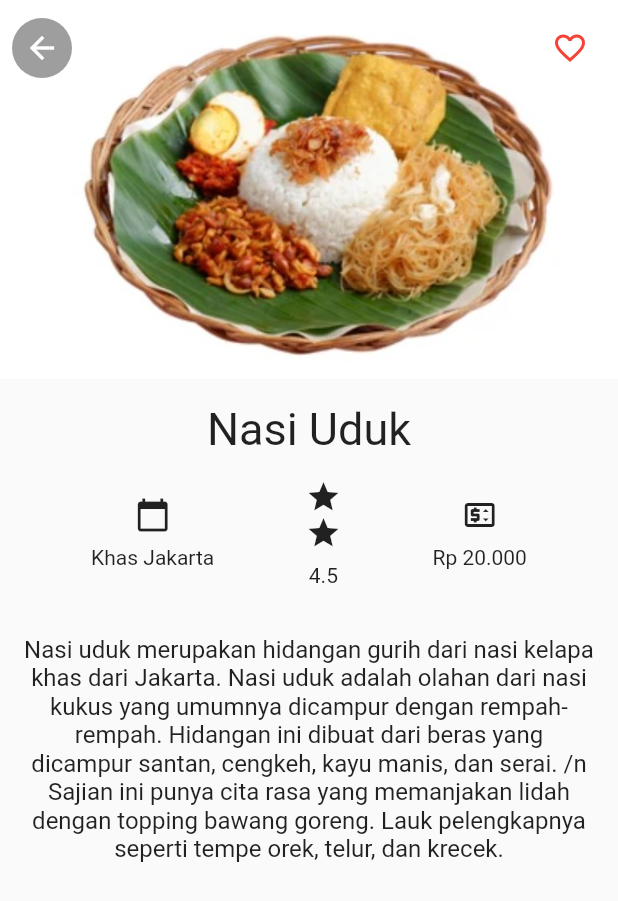
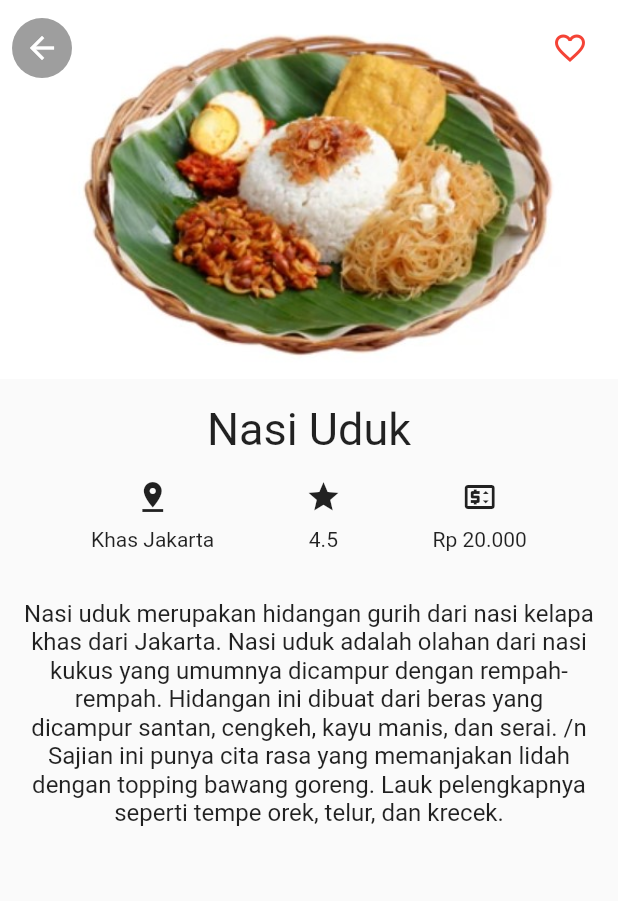
Before and after one commit to radenadhyaksa/restaurant_app, a Flutter app: the screen it shows after launch, after a tap on "Nasi Uduk", on a phone screen of 412 x 824 dp. Shown: the top 901 px of the screen. Run offline on Flutter 3.47's test engine with Material 2 defaults, Android fonts, the phone set to English and light mode, and no system bars; Roboto replaces fonts that are missing (Oxygen, Staatliches).

Commit message:
update icons

```diff
--- a/lib/restaurant_detail.dart
+++ b/lib/restaurant_detail.dart
@@ -62,7 +62,7 @@ class DetailScreen extends StatelessWidget {
                 children: <Widget>[
                   Column(
                     children: <Widget>[
-                      Icon(Icons.calendar_today),
+                      Icon(Icons.pin_drop),
                       SizedBox(height: 8.0),
                       Text(
                         place.khas,
@@ -72,7 +72,6 @@ class DetailScreen extends StatelessWidget {
                   ),
                   Column(
                     children: <Widget>[
-                      Icon(Icons.star_outlined),
                       Icon(Icons.star_outlined),
                       SizedBox(height: 8.0),
                       Text(
```
